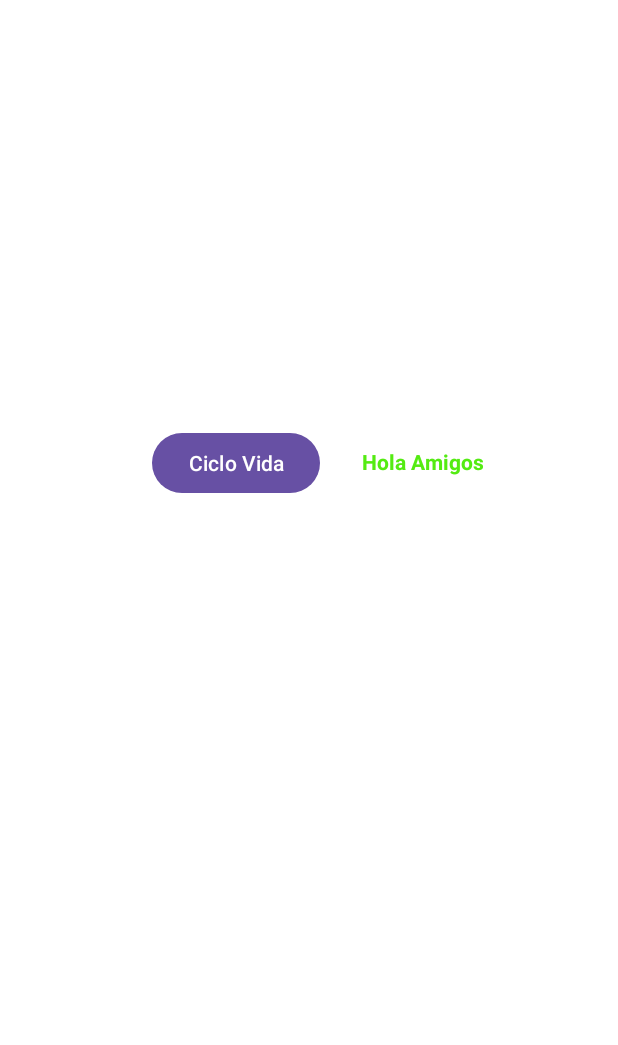
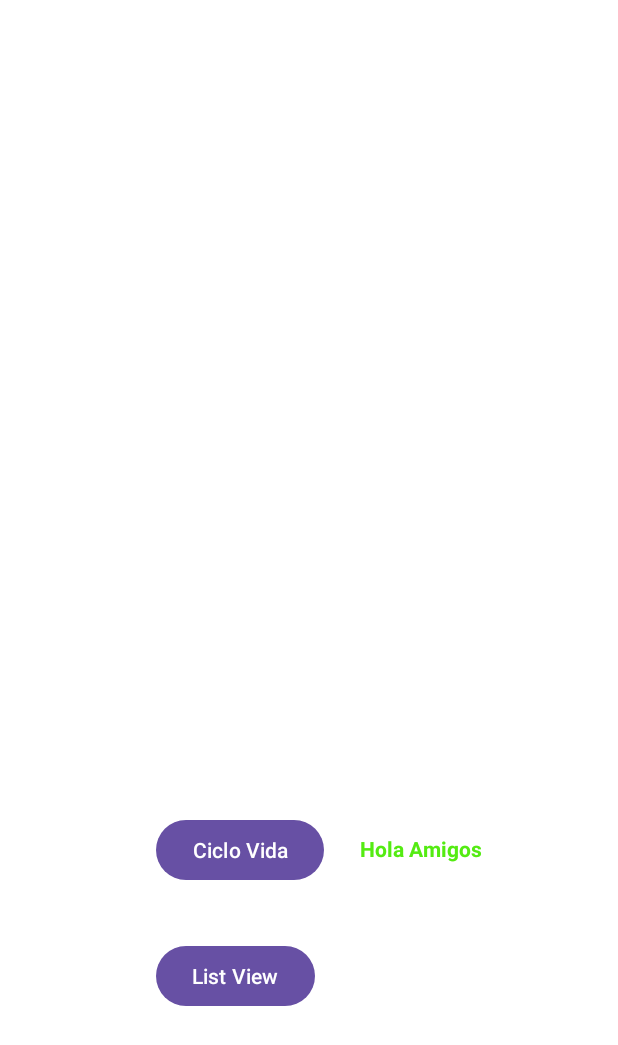
Before and after one commit to MOV-2024-B-SW-GR2/2024b-mov-sw-gr2-lucio-aguiar-monica-paola, an Android app: the screen it shows after launch (MainActivity), on a phone screen of 412 x 824 dp. Shown: the top 1045 px of the screen. Run offline under Robolectric (Android 15) with nearby library versions, the phone set to English and light mode, and no system bars.

Commit message:
Iterables Android

```diff
--- a/01-Android/app/src/main/AndroidManifest.xml
+++ b/01-Android/app/src/main/AndroidManifest.xml
@@ -7,11 +7,14 @@
         android:dataExtractionRules="@xml/data_extraction_rules"
         android:fullBackupContent="@xml/backup_rules"
         android:icon="@mipmap/ic_launcher"
-        android:label="@string/app_name"
+        android:label="gr2sw2024b_mpla"
         android:roundIcon="@mipmap/ic_launcher_round"
         android:supportsRtl="true"
         android:theme="@style/Theme.Gr2sw2024b_mpla"
         tools:targetApi="31">
+        <activity
+            android:name=".BListView"
+            android:exported="false" />
         <activity
             android:name=".ACicloVida"
             android:exported="false" />
--- a/01-Android/app/src/main/java/com/example/gr2sw2024b_mpla/MainActivity.kt
+++ b/01-Android/app/src/main/java/com/example/gr2sw2024b_mpla/MainActivity.kt
@@ -23,6 +23,12 @@ class MainActivity : AppCompatActivity() {
             .setOnClickListener {
                 irActividad(ACicloVida::class.java)
             }
+        val botonListView = findViewById<Button>(R.id.btn_ir_list_view)
+        botonListView
+            .setOnClickListener {
+                irActividad(BListView::class.java)
+            }
+
     }
     fun  irActividad(clase: Class<*>){
         startActivity(Intent(this, clase))
--- a/01-Android/app/src/main/res/layout/activity_main.xml
+++ b/01-Android/app/src/main/res/layout/activity_main.xml
@@ -18,16 +18,27 @@
         android:textStyle="bold"
         app:layout_constraintBottom_toBottomOf="parent"
         app:layout_constraintEnd_toEndOf="parent"
-        app:layout_constraintHorizontal_bias="0.729"
+        app:layout_constraintHorizontal_bias="0.726"
         app:layout_constraintStart_toStartOf="parent"
         app:layout_constraintTop_toTopOf="parent"
-        app:layout_constraintVertical_bias="0.37" />
+        app:layout_constraintVertical_bias="0.691" />
+
+    <Button
+        android:id="@+id/btn_ir_list_view"
+        android:layout_width="wrap_content"
+        android:layout_height="wrap_content"
+        android:layout_marginTop="36dp"
+        android:text="List View"
+        app:layout_constraintEnd_toEndOf="@+id/btn_ciclo_vida"
+        app:layout_constraintHorizontal_bias="0.0"
+        app:layout_constraintStart_toStartOf="@+id/btn_ciclo_vida"
+        app:layout_constraintTop_toBottomOf="@+id/btn_ciclo_vida" />
 
     <Button
         android:id="@+id/btn_ciclo_vida"
         android:layout_width="wrap_content"
         android:layout_height="wrap_content"
-        android:layout_marginEnd="28dp"
+        android:layout_marginEnd="24dp"
         android:text="Ciclo Vida"
         android:textColorLink="@color/white"
         app:layout_constraintBottom_toBottomOf="@+id/textView"
```
Also changed, not shown: 01-Android/app/src/main/java/com/example/gr2sw2024b_mpla/ACicloVida.kt (+49 -0 lines), 01-Android/app/src/main/java/com/example/gr2sw2024b_mpla/BBaseDatosMemoria.kt (added, +12 -0 lines), 01-Android/app/src/main/java/com/example/gr2sw2024b_mpla/BEntrenador.kt (added, +11 -0 lines), 01-Android/app/src/main/java/com/example/gr2sw2024b_mpla/BListView.kt (added, +65 -0 lines), 01-Android/app/src/main/res/layout/activity_blist_view.xml (added, +29 -0 lines), 01-Android/app/src/main/res/menu/menu.xml (added, +11 -0 lines).
